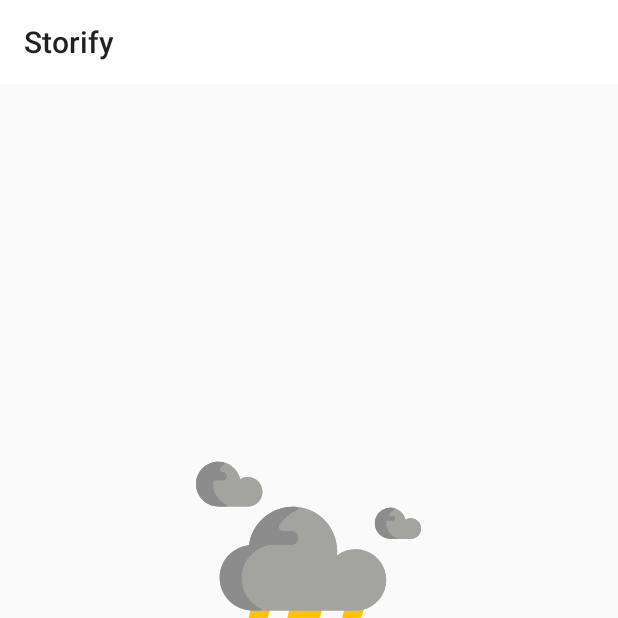
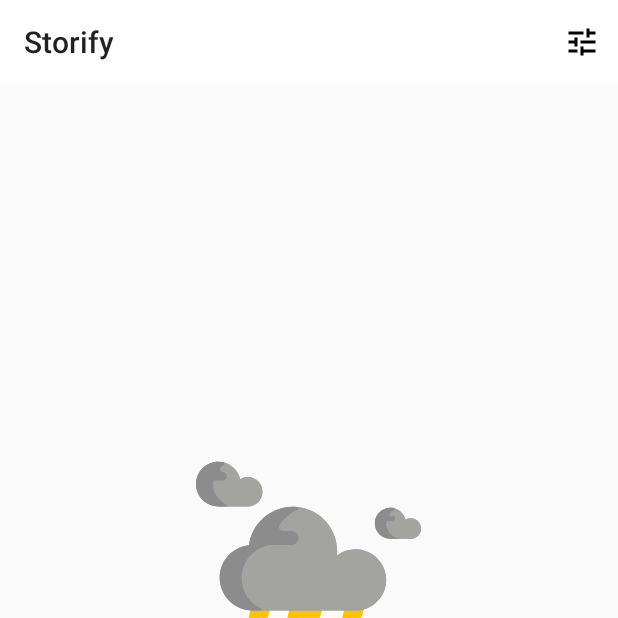
Before and after one commit to NDraeger/android-projects, an Android app: the screen it shows after launch (MainActivity), on a phone screen of 412 x 824 dp, the top half of it. Run offline under Robolectric (Android 15) with nearby library versions, the phone set to English and light mode, and no system bars; our stand-ins replace Volley; network calls fail; 1 statement that could not run was skipped.

Commit message:
Add Dialog for Headline Adjustment

```diff
--- /dev/null
+++ b/Storify/app/src/main/java/com/ndraeger/storify/news/HeadlineSettings.java
@@ -0,0 +1,5 @@
+package com.ndraeger.storify.news;
+
+public class HeadlineSettings {
+
+}
--- a/Storify/app/src/main/java/com/ndraeger/storify/ui/HeadlinesFragment.java
+++ b/Storify/app/src/main/java/com/ndraeger/storify/ui/HeadlinesFragment.java
@@ -3,18 +3,20 @@ package com.ndraeger.storify.ui;
 
 import android.app.Activity;
 import android.content.Context;
-import android.opengl.Visibility;
 import android.os.Bundle;
 import android.support.annotation.Nullable;
 import android.support.design.widget.AppBarLayout;
-import android.support.design.widget.Snackbar;
 import android.support.v4.app.Fragment;
+import android.support.v4.app.FragmentManager;
 import android.support.v4.widget.SwipeRefreshLayout;
 import android.support.v7.app.AppCompatActivity;
 import android.support.v7.widget.LinearLayoutManager;
 import android.support.v7.widget.RecyclerView;
 import android.support.v7.widget.Toolbar;
 import android.view.LayoutInflater;
+import android.view.Menu;
+import android.view.MenuInflater;
+import android.view.MenuItem;
 import android.view.View;
 import android.view.ViewGroup;
 import android.widget.Button;
@@ -39,7 +41,8 @@ import java.util.List;
 
 public class HeadlinesFragment extends Fragment {
 
-    private final String FETCH_HEADLINES_URL = "https://newsapi.org/v2/top-headlines?country=%s&apiKey=%s";
+    private static final String FETCH_HEADLINES_URL = "https://newsapi.org/v2/top-headlines?country=%s&apiKey=%s";
+    private static final String DIALOG_ADJUSTMENT = "DialogAdjustment";
 
     private SwipeRefreshLayout swipeRefreshLayout;
     private RecyclerView headlinesRecylerView;
@@ -49,11 +52,17 @@ public class HeadlinesFragment extends Fragment {
     private RelativeLayout connectionErrorLayout;
     private Button connectionErrorButton;
     private AppBarLayout appBarLayout;
+    private Button adjustmentButton;
 
     public HeadlinesFragment() {
         // Required empty public constructor
     }
 
+    @Override
+    public void onCreate(@Nullable Bundle savedInstanceState) {
+        super.onCreate(savedInstanceState);
+        setHasOptionsMenu(true);
+    }
 
     @Override
     public View onCreateView(LayoutInflater inflater, ViewGroup container,
@@ -159,4 +168,26 @@ public class HeadlinesFragment extends Fragment {
         NetworkTransmissionCoordinator.getInstance(getActivity().getApplicationContext()).addToRequestQueue(fetchHeadlinesRequest);
     }
 
+    @Override
+    public void onCreateOptionsMenu(Menu menu, MenuInflater inflater) {
+        super.onCreateOptionsMenu(menu, inflater);
+        inflater.inflate(R.menu.headlines_fragment_menu, menu);
+    }
+
+    @Override
+    public boolean onOptionsItemSelected(MenuItem item) {
+        switch (item.getItemId()) {
+            case R.id.headlines_fragment_toolbar_adjust_button:
+                showAdjustmentDialog();
+                return true;
+            default:
+                return super.onOptionsItemSelected(item);
+        }
+    }
+
+    private void showAdjustmentDialog() {
+        FragmentManager fragmentManager = getActivity().getSupportFragmentManager();
+        HeadlinesAdjustmentDialogFragment dialog = HeadlinesAdjustmentDialogFragment.newInstance();
+        dialog.show(fragmentManager, DIALOG_ADJUSTMENT);
+    }
 }
--- a/Storify/app/src/main/java/com/ndraeger/storify/ui/MainActivity.java
+++ b/Storify/app/src/main/java/com/ndraeger/storify/ui/MainActivity.java
@@ -9,6 +9,7 @@ import android.support.design.widget.BottomNavigationView;
 import android.support.v7.app.ActionBar;
 import android.support.v7.app.AppCompatActivity;
 import android.support.v7.widget.Toolbar;
+import android.view.Menu;
 import android.view.MenuItem;
 
 import com.ndraeger.storify.R;
--- /dev/null
+++ b/Storify/app/src/main/res/drawable/ic_tune_black_24dp.xml
@@ -0,0 +1,9 @@
+<vector xmlns:android="http://schemas.android.com/apk/res/android"
+        android:width="24dp"
+        android:height="24dp"
+        android:viewportWidth="24.0"
+        android:viewportHeight="24.0">
+    <path
+        android:fillColor="#FF000000"
+        android:pathData="M3,17v2h6v-2L3,17zM3,5v2h10L13,5L3,5zM13,21v-2h8v-2h-8v-2h-2v6h2zM7,9v2L3,11v2h4v2h2L9,9L7,9zM21,13v-2L11,11v2h10zM15,9h2L17,7h4L21,5h-4L17,3h-2v6z"/>
+</vector>
--- a/Storify/app/src/main/res/layout/list_item_article.xml
+++ b/Storify/app/src/main/res/layout/list_item_article.xml
@@ -86,7 +86,7 @@
 
         <View
             android:id="@+id/list_item_article_published_at_placeholder"
-            android:layout_width="50dp"
+            android:layout_width="100dp"
             android:layout_height="20dp"
             android:layout_marginStart="4dp"
             android:layout_marginBottom="4dp"
--- /dev/null
+++ b/Storify/app/src/main/res/menu/headlines_fragment_menu.xml
@@ -0,0 +1,9 @@
+<?xml version="1.0" encoding="utf-8"?>
+<menu xmlns:android="http://schemas.android.com/apk/res/android"
+    xmlns:app="http://schemas.android.com/apk/res-auto">
+    <item
+        android:id="@+id/headlines_fragment_toolbar_adjust_button"
+        android:icon="@drawable/ic_tune_black_24dp"
+        android:title="@string/headlines_fragment_toolbar_adjust_button_title"
+        app:showAsAction="always"/>
+</menu>
--- a/Storify/app/src/main/res/values/strings.xml
+++ b/Storify/app/src/main/res/values/strings.xml
@@ -8,10 +8,10 @@
     <string name="connection_error">Cannot connect right now.</string>
     <string name="connection_error_content_description">Image of a thunderstorm.</string>
     <string name="connection_error_action">RETRY</string>
-    <string name="title_activity_article">ArticleActivity</string>
-    <string name="action_settings">Settings</string>
+    <string name="headlines_fragment_toolbar_adjust_button_title">Adjust</string>
 
     <!-- Headlines Fragment -->
+    <string name="dialog_adjustment_title">Adjust Headlines</string>
 
     <!-- Favorites Fragment -->
 
```
Also changed, not shown: Storify/app/src/main/java/com/ndraeger/storify/news/Category.java (added, +11 -0 lines), Storify/app/src/main/java/com/ndraeger/storify/ui/ArticlesAdapter.java (+13 -10 lines), Storify/app/src/main/java/com/ndraeger/storify/ui/HeadlinesAdjustmentDialogFragment.java (added, +33 -0 lines), Storify/app/src/main/res/layout/dialog_headlines_adjustment.xml (added, +13 -0 lines), Storify/app/src/main/res/menu/menu_article.xml (deleted, +0 -10 lines).
